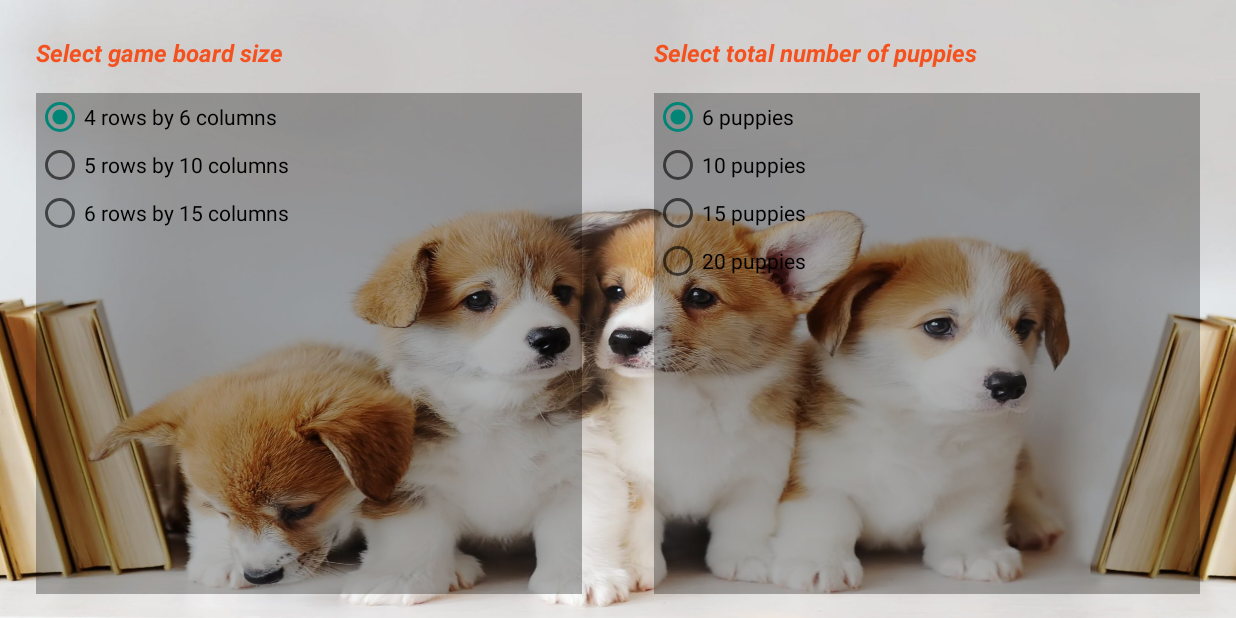
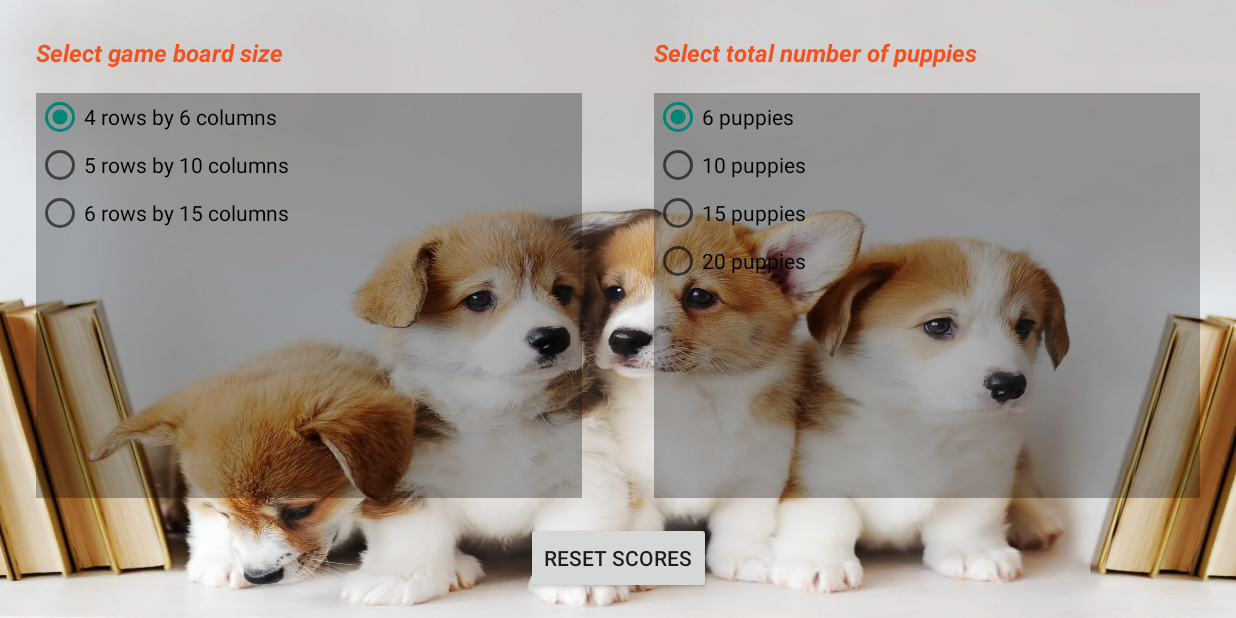
Before and after one commit to jt1400/Puppy-Finder-Game, an Android app: the OptionsActivity screen opened directly, with no data from a screen before it, on a phone screen of 824 x 412 dp (held sideways). Run offline under Robolectric (Android 15) with nearby library versions, the phone set to English and light mode, and no system bars.

Commit message:
[pair: jta189 & natran] Add button Reset Scores inside Options Activity.
Make dialog to confirm with user if they really want to reset all scores.

```diff
--- a/app/src/main/java/ca/cmpt276/as3/OptionsActivity.java
+++ b/app/src/main/java/ca/cmpt276/as3/OptionsActivity.java
@@ -1,15 +1,20 @@
 package ca.cmpt276.as3;
 
+import androidx.annotation.ChecksSdkIntAtLeast;
+import androidx.appcompat.app.AlertDialog;
 import androidx.appcompat.app.AppCompatActivity;
 import ca.cmpt276.as3.model.GameOption;
 
 import android.content.Context;
+import android.content.DialogInterface;
 import android.content.Intent;
 import android.content.SharedPreferences;
 import android.os.Bundle;
 import android.view.View;
+import android.widget.Button;
 import android.widget.RadioButton;
 import android.widget.RadioGroup;
+import android.widget.Toast;
 
 import static java.lang.reflect.Array.getInt;
 
@@ -30,6 +35,7 @@ public class OptionsActivity extends AppCompatActivity {
 
         createRadioButtonsForNumPuppies();
         createRadioButtonsForBoardSize();
+        setUpResetButton();
         gameOption = GameOption.getInstance();
     }
 
@@ -124,4 +130,33 @@ public class OptionsActivity extends AppCompatActivity {
         Intent intent = new Intent(context, OptionsActivity.class);
         return intent;
     }
+
+    private void setUpResetButton()
+    {
+        Button buttonReset = findViewById(R.id.buttonResetScores);
+        buttonReset.setOnClickListener(new View.OnClickListener() {
+            @Override
+            public void onClick(View view) {
+                AlertDialog.Builder builder = new AlertDialog.Builder(OptionsActivity.this);
+                builder.setMessage("Are you sure you want to reset all game scores?");
+                builder.setPositiveButton("RESET", new DialogInterface.OnClickListener() {
+                    @Override
+                    public void onClick(DialogInterface dialogInterface, int i) {
+                        gameOption.resetScores();
+                        Toast.makeText(OptionsActivity.this, "All scores have been reset!", Toast.LENGTH_SHORT).show();
+                    }
+                });
+
+                builder.setNegativeButton("CANCEL", new DialogInterface.OnClickListener() {
+                    @Override
+                    public void onClick(DialogInterface dialogInterface, int i) {
+                        //DO NOTHING
+                    }
+                });
+
+                AlertDialog dialog = builder.create();
+                dialog.show();
+            }
+        });
+    }
 }
--- a/app/src/main/res/layout/activity_options.xml
+++ b/app/src/main/res/layout/activity_options.xml
@@ -17,7 +17,7 @@
         android:layout_marginTop="16dp"
         android:background="#4D000000"
         android:textAlignment="center"
-        app:layout_constraintBottom_toBottomOf="parent"
+        app:layout_constraintBottom_toTopOf="@+id/buttonResetScores"
         app:layout_constraintEnd_toEndOf="parent"
         app:layout_constraintStart_toStartOf="@+id/guideline2"
         app:layout_constraintTop_toBottomOf="@+id/textView2" />
@@ -39,7 +39,7 @@
         android:layout_marginTop="16dp"
         android:background="#4D000000"
         android:textAlignment="center"
-        app:layout_constraintBottom_toBottomOf="parent"
+        app:layout_constraintBottom_toTopOf="@+id/buttonResetScores"
         app:layout_constraintEnd_toStartOf="@+id/guideline2"
         app:layout_constraintStart_toStartOf="parent"
         app:layout_constraintTop_toBottomOf="@+id/textViewBoardSize" />
@@ -70,4 +70,14 @@
         app:layout_constraintStart_toStartOf="@+id/guideline2"
         app:layout_constraintTop_toTopOf="parent" />
 
+    <Button
+        android:id="@+id/buttonResetScores"
+        android:layout_width="wrap_content"
+        android:layout_height="wrap_content"
+        android:layout_marginBottom="16dp"
+        android:text="Reset Scores"
+        app:layout_constraintBottom_toBottomOf="parent"
+        app:layout_constraintEnd_toEndOf="parent"
+        app:layout_constraintStart_toStartOf="parent" />
+
 </androidx.constraintlayout.widget.ConstraintLayout>
```
Also changed, not shown: app/src/main/java/ca/cmpt276/as3/GameScreenActivity.java (+7 -0 lines), app/src/main/java/ca/cmpt276/as3/model/GameOption.java (+16 -14 lines).
